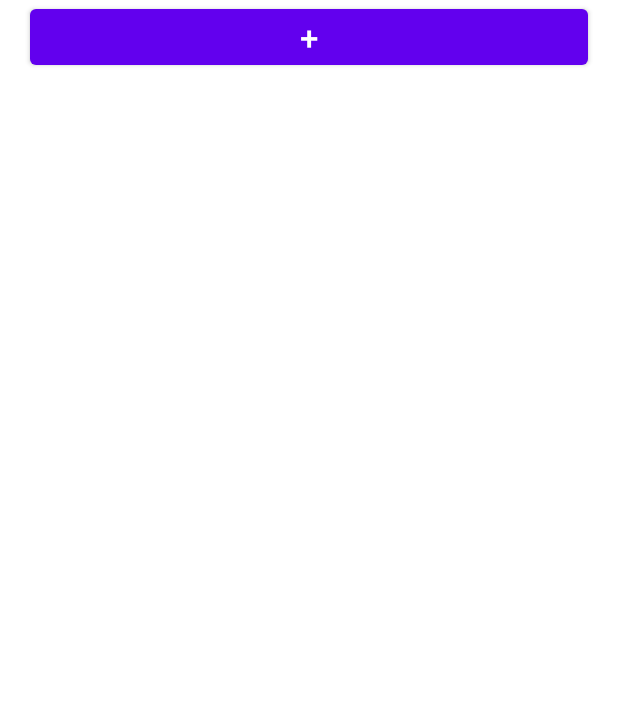
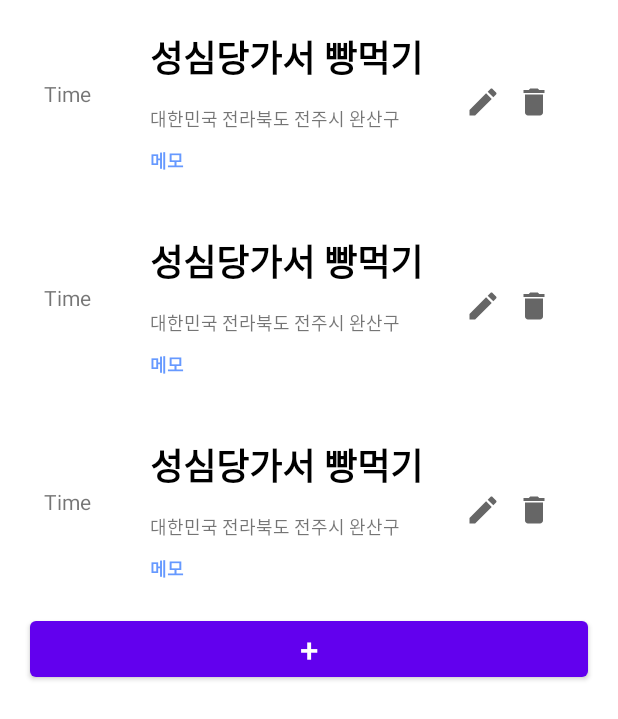
Before and after one commit to Entrip-Ajou/Entrip-Android, an Android app: the layout fragment_mid.xml on its own in the app's theme, with its tools: preview values and no code run, on a phone screen of 412 x 824 dp. Shown: the top 719 px of the screen. Run offline under Robolectric (Android 15) with nearby library versions, the phone set to English and light mode, and no system bars.

Commit message:
RecyclerView - NestedScrollView로 구현(임시)

```diff
--- a/app/src/main/java/ajou/paran/entrip/repository/room/plan/dao/PlanDao.kt
+++ b/app/src/main/java/ajou/paran/entrip/repository/room/plan/dao/PlanDao.kt
@@ -4,9 +4,13 @@ import ajou.paran.entrip.model.PlanEntity
 import androidx.room.Dao
 import androidx.room.Insert
 import androidx.room.OnConflictStrategy
+import androidx.room.Query
 
 @Dao
 interface PlanDao {
     @Insert(onConflict = OnConflictStrategy.REPLACE)
     suspend fun insertPlan(planEntity: PlanEntity)
+
+    @Query("SELECT * FROM `plan` ORDER BY time ASC ")
+    suspend fun selectPlan() : List<PlanEntity>?
 }
--- a/app/src/main/java/ajou/paran/entrip/repository/room/plan/repository/PlanRepository.kt
+++ b/app/src/main/java/ajou/paran/entrip/repository/room/plan/repository/PlanRepository.kt
@@ -4,4 +4,5 @@ import ajou.paran.entrip.model.PlanEntity
 
 interface PlanRepository {
     suspend fun insertPlan(planEntity: PlanEntity)
+    suspend fun selectPlan() : List<PlanEntity>?
 }
--- a/app/src/main/java/ajou/paran/entrip/repository/room/plan/repository/PlanRepositoryImpl.kt
+++ b/app/src/main/java/ajou/paran/entrip/repository/room/plan/repository/PlanRepositoryImpl.kt
@@ -8,4 +8,9 @@ class PlanRepositoryImpl @Inject constructor(private val db:AppDatabase) : PlanR
     override suspend fun insertPlan(planEntity: PlanEntity) {
         db.planDao().insertPlan(planEntity)
     }
+
+    override suspend fun selectPlan(): List<PlanEntity>? {
+        return db.planDao().selectPlan()
+    }
+
 }
--- /dev/null
+++ b/app/src/main/res/drawable/ic_baseline_delete_24.xml
@@ -0,0 +1,10 @@
+<vector xmlns:android="http://schemas.android.com/apk/res/android"
+    android:width="24dp"
+    android:height="24dp"
+    android:viewportWidth="24"
+    android:viewportHeight="24"
+    android:tint="?attr/colorControlNormal">
+  <path
+      android:fillColor="@android:color/white"
+      android:pathData="M6,19c0,1.1 0.9,2 2,2h8c1.1,0 2,-0.9 2,-2V7H6v12zM19,4h-3.5l-1,-1h-5l-1,1H5v2h14V4z"/>
+</vector>
--- /dev/null
+++ b/app/src/main/res/drawable/ic_baseline_edit_24.xml
@@ -0,0 +1,10 @@
+<vector xmlns:android="http://schemas.android.com/apk/res/android"
+    android:width="24dp"
+    android:height="24dp"
+    android:viewportWidth="24"
+    android:viewportHeight="24"
+    android:tint="?attr/colorControlNormal">
+  <path
+      android:fillColor="@android:color/white"
+      android:pathData="M3,17.25V21h3.75L17.81,9.94l-3.75,-3.75L3,17.25zM20.71,7.04c0.39,-0.39 0.39,-1.02 0,-1.41l-2.34,-2.34c-0.39,-0.39 -1.02,-0.39 -1.41,0l-1.83,1.83 3.75,3.75 1.83,-1.83z"/>
+</vector>
--- a/app/src/main/res/layout/fragment_mid.xml
+++ b/app/src/main/res/layout/fragment_mid.xml
@@ -5,14 +5,23 @@
 
     <data>
         <variable
-            name = "midViewModel"
-            type = "ajou.paran.entrip.screen.planner.mid.MidViewModel"
-        />
+            name="midFragment"
+            type="ajou.paran.entrip.screen.planner.mid.MidFragment" />
+
+        <variable
+            name="midViewModel"
+            type="ajou.paran.entrip.screen.planner.mid.MidViewModel" />
     </data>
 
-    <androidx.constraintlayout.widget.ConstraintLayout
+    <androidx.core.widget.NestedScrollView
+        android:layout_width="match_parent"
+        android:layout_height="wrap_content"
+        android:fillViewport="true">
+
+        <LinearLayout
             android:layout_width="match_parent"
             android:layout_height="match_parent"
+            android:orientation="vertical"
             tools:context=".screen.planner.mid.MidFragment">
 
             <androidx.recyclerview.widget.RecyclerView
@@ -21,27 +30,22 @@
                 android:layout_height="wrap_content"
                 android:layout_marginStart="20dp"
                 android:layout_marginEnd="20dp"
-            android:visibility="gone"
-            app:layout_constraintEnd_toEndOf="parent"
-            app:layout_constraintStart_toStartOf="parent"
-            app:layout_constraintTop_toTopOf="parent"
+                android:nestedScrollingEnabled="false"
+                app:layoutManager="androidx.recyclerview.widget.LinearLayoutManager"
+                tools:listitem="@layout/item_layout_plan"
                 tools:visibility="visible" />
 
-
             <Button
-            android:id="@+id/button"
+                android:id="@+id/btn_plan_add"
                 android:layout_width="match_parent"
                 android:layout_height="wrap_content"
                 android:layout_marginLeft="20dp"
                 android:layout_marginRight="20dp"
+                android:onClick="@{midFragment::mid_click}"
                 android:text="+"
-            android:textSize="22sp"
-            app:layout_constraintEnd_toEndOf="parent"
-            app:layout_constraintHorizontal_bias="1.0"
-            app:layout_constraintStart_toStartOf="parent"
-            app:layout_constraintTop_toBottomOf="@+id/rv_plan" />
+                android:textSize="22sp"/>
 
-    </androidx.constraintlayout.widget.ConstraintLayout>
-
+        </LinearLayout>
+    </androidx.core.widget.NestedScrollView>
 
 </layout>
--- /dev/null
+++ b/app/src/main/res/layout/item_layout_plan.xml
@@ -0,0 +1,94 @@
+<?xml version="1.0" encoding="utf-8"?>
+<layout xmlns:android="http://schemas.android.com/apk/res/android"
+    xmlns:app="http://schemas.android.com/apk/res-auto"
+    xmlns:tools="http://schemas.android.com/tools">
+
+    <data>
+
+        <variable
+            name="plan"
+            type="ajou.paran.entrip.model.PlanEntity" />
+    </data>
+
+    <RelativeLayout
+        android:layout_width="match_parent"
+        android:layout_height="wrap_content">
+
+        <TextView
+            android:id="@+id/tv_item_time"
+            android:layout_width="50dp"
+            android:layout_height="30dp"
+            android:layout_centerVertical="true"
+            android:textAlignment="center"
+            app:layout_constraintStart_toStartOf="parent"
+            app:layout_constraintTop_toTopOf="parent"
+            tools:text="Time" />
+
+        <LinearLayout
+            android:layout_width="match_parent"
+            android:layout_height="wrap_content"
+            android:orientation="horizontal"
+            android:layout_margin="20dp"
+            android:layout_toRightOf="@id/tv_item_time">
+
+            <LinearLayout
+                android:id="@+id/item_layout"
+                android:layout_width="wrap_content"
+                android:layout_height="wrap_content"
+                android:orientation="vertical"
+                app:layout_constraintLeft_toRightOf="@id/tv_item_time"
+                android:background="@{plan.rgb}">
+
+                <TextView
+                    android:id="@+id/tv_item_todo"
+                    android:layout_width="200dp"
+                    android:layout_height="40dp"
+                    android:layout_marginLeft="10dp"
+                    android:scrollbarFadeDuration="0"
+                    android:scrollbars="horizontal"
+                    android:text="@{plan.todo}"
+                    android:textColor="@color/black"
+                    android:textSize="24sp"
+                    android:textStyle="bold"
+                    tools:text="성심당가서 빵먹기" />
+
+                <TextView
+                    android:layout_width="wrap_content"
+                    android:layout_height="20dp"
+                    android:layout_marginLeft="10dp"
+                    android:layout_marginTop="10dp"
+                    android:scrollbarFadeDuration="0"
+                    android:scrollbars="horizontal"
+                    android:text="@{plan.location}"
+                    android:textSize="12sp"
+                    tools:text="대한민국 전라북도 전주시 완산구" />
+
+                <TextView
+                    android:layout_width="wrap_content"
+                    android:layout_height="wrap_content"
+                    android:layout_marginLeft="10dp"
+                    android:layout_marginTop="8dp"
+                    android:clickable="true"
+                    android:text="메모"
+                    android:textColor="@color/blue"
+                    android:textSize="12sp"
+                    android:textStyle="bold" />
+            </LinearLayout>
+
+            <ImageView
+                android:layout_width="wrap_content"
+                android:layout_height="wrap_content"
+                android:layout_gravity="center"
+                android:layout_marginLeft="10dp"
+                android:src="@drawable/ic_baseline_edit_24" />
+
+            <ImageView
+                android:layout_width="wrap_content"
+                android:layout_height="wrap_content"
+                android:layout_gravity="center"
+                android:layout_marginLeft="10dp"
+                android:src="@drawable/ic_baseline_delete_24" />
+        </LinearLayout>
+
+    </RelativeLayout>
+</layout>
```
Also changed, not shown: app/src/main/java/ajou/paran/entrip/MainActivity.kt (+4 -4 lines), app/src/main/java/ajou/paran/entrip/screen/planner/mid/MidFragment.kt (+41 -5 lines), app/src/main/java/ajou/paran/entrip/screen/planner/mid/MidViewModel.kt (+19 -0 lines), app/src/main/java/ajou/paran/entrip/screen/planner/mid/PlanAdapter.kt (added, +41 -0 lines), app/src/main/java/ajou/paran/entrip/screen/planner/mid/input/InputActivity.kt (+7 -1 lines), app/src/main/res/layout/activity_main.xml (+5 -10 lines). Lines whose indentation alone changed are shown as unchanged.
